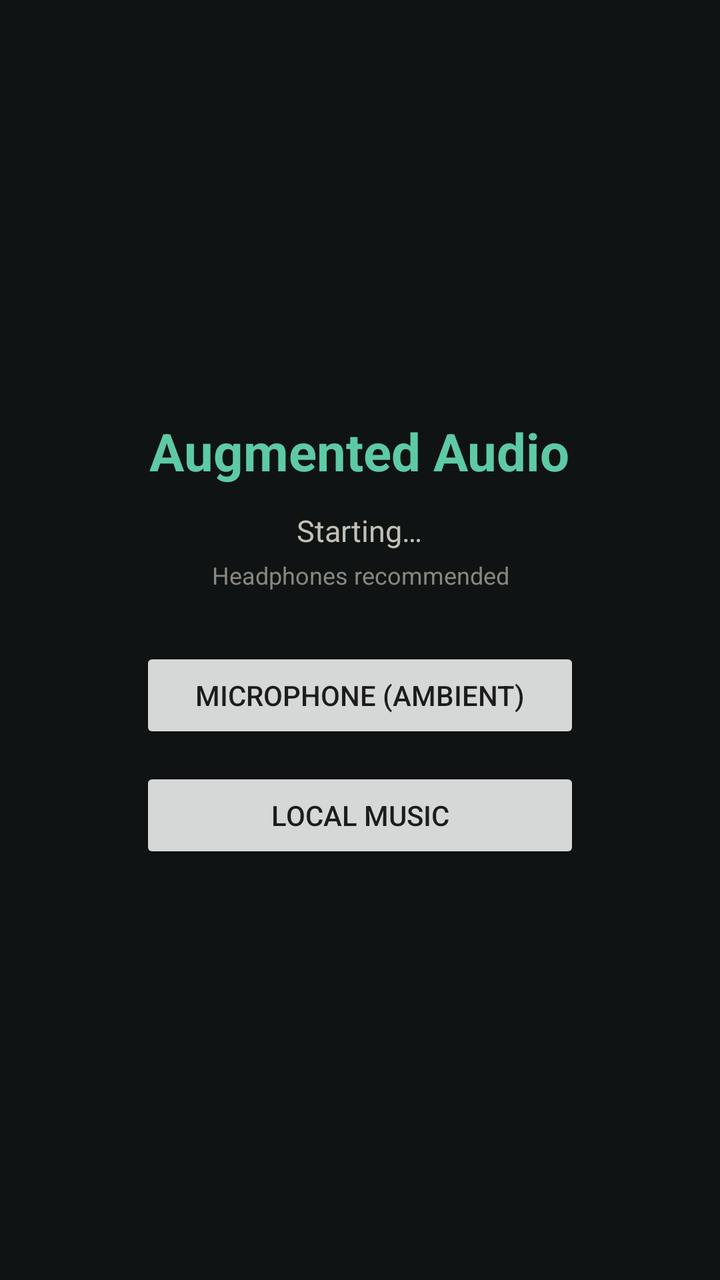
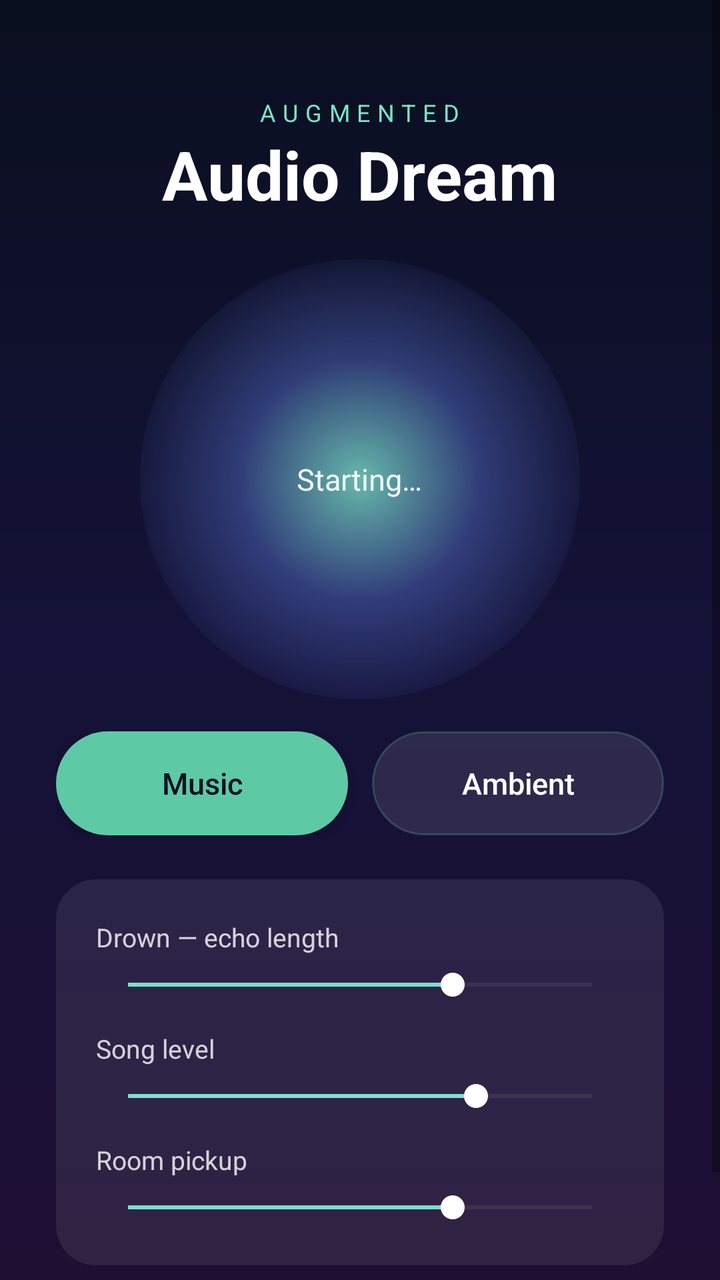

The first picture is an Android layout as it rendered before a commit; the second is the same layout after the commit. The layout source and the unified diff follow.
<!-- AndroidManifest.xml: application theme Theme.AugmentedAudio -->
<!-- res/layout/activity_main.xml -->
<?xml version="1.0" encoding="utf-8"?>
<LinearLayout xmlns:android="http://schemas.android.com/apk/res/android"
    android:layout_width="match_parent"
    android:layout_height="match_parent"
    android:gravity="center"
    android:orientation="vertical"
    android:padding="32dp">

    <TextView
        android:id="@+id/title"
        android:layout_width="wrap_content"
        android:layout_height="wrap_content"
        android:text="@string/app_name"
        android:textColor="#5DCAA5"
        android:textSize="26sp"
        android:textStyle="bold" />

    <TextView
        android:id="@+id/status"
        android:layout_width="wrap_content"
        android:layout_height="wrap_content"
        android:layout_marginTop="12dp"
        android:gravity="center"
        android:text="Starting…"
        android:textColor="#C2C0B6"
        android:textSize="15sp" />

    <TextView
        android:id="@+id/hint"
        android:layout_width="wrap_content"
        android:layout_height="wrap_content"
        android:layout_marginTop="4dp"
        android:gravity="center"
        android:text="@string/hint"
        android:textColor="#888780"
        android:textSize="12sp" />

    <Button
        android:id="@+id/micButton"
        android:layout_width="220dp"
        android:layout_height="wrap_content"
        android:layout_marginTop="28dp"
        android:text="@string/btn_mic" />

    <Button
        android:id="@+id/musicButton"
        android:layout_width="220dp"
        android:layout_height="wrap_content"
        android:layout_marginTop="12dp"
        android:text="@string/btn_music" />
</LinearLayout>
<!-- resources referenced by this layout -->
<resources>
  <string name="app_name">Augmented Audio</string>
  <string name="btn_mic">Microphone (ambient)</string>
  <string name="btn_music">Local music</string>
  <string name="hint">Headphones recommended</string>
  <style name="Theme.AugmentedAudio" parent="Theme.AppCompat.DayNight.NoActionBar">
          <item name="colorPrimary">#5DCAA5</item>
          <item name="colorPrimaryDark">#0F6E56</item>
          <item name="android:windowBackground">#101314</item>
      </style>
</resources>

<!-- the commit's change to res/layout/activity_main.xml (unified diff, before → after) -->
@@ -1,51 +1,113 @@
 <?xml version="1.0" encoding="utf-8"?>
-<LinearLayout xmlns:android="http://schemas.android.com/apk/res/android"
+<ScrollView xmlns:android="http://schemas.android.com/apk/res/android"
     android:layout_width="match_parent"
     android:layout_height="match_parent"
-    android:gravity="center"
-    android:orientation="vertical"
-    android:padding="32dp">
+    android:background="@drawable/bg_gradient"
+    android:fillViewport="true">
 
-    <TextView
-        android:id="@+id/title"
-        android:layout_width="wrap_content"
+    <LinearLayout
+        android:layout_width="match_parent"
         android:layout_height="wrap_content"
-        android:text="@string/app_name"
-        android:textColor="#5DCAA5"
-        android:textSize="26sp"
-        android:textStyle="bold" />
+        android:gravity="center_horizontal"
+        android:orientation="vertical"
+        android:paddingStart="28dp"
+        android:paddingTop="48dp"
+        android:paddingEnd="28dp"
+        android:paddingBottom="32dp">
 
-    <TextView
-        android:id="@+id/status"
-        android:layout_width="wrap_content"
-        android:layout_height="wrap_content"
-        android:layout_marginTop="12dp"
-        android:gravity="center"
-        android:text="Starting…"
-        android:textColor="#C2C0B6"
-        android:textSize="15sp" />
+        <TextView
+            android:layout_width="wrap_content"
+            android:layout_height="wrap_content"
+            android:letterSpacing="0.3"
+            android:text="AUGMENTED"
+            android:textColor="#7BE0C8"
+            android:textSize="12sp" />
 
-    <TextView
-        android:id="@+id/hint"
-        android:layout_width="wrap_content"
-        android:layout_height="wrap_content"
-        android:layout_marginTop="4dp"
-        android:gravity="center"
-        android:text="@string/hint"
-        android:textColor="#888780"
-        android:textSize="12sp" />
+        <TextView
+            android:layout_width="wrap_content"
+            android:layout_height="wrap_content"
+            android:text="Audio Dream"
+            android:textColor="#FFFFFF"
+            android:textSize="34sp"
+            android:textStyle="bold" />
 
-    <Button
-        android:id="@+id/micButton"
-        android:layout_width="220dp"
-        android:layout_height="wrap_content"
-        android:layout_marginTop="28dp"
-        android:text="@string/btn_mic" />
+        <FrameLayout
+            android:layout_width="220dp"
+            android:layout_height="220dp"
+            android:layout_marginTop="20dp">
 
-    <Button
-        android:id="@+id/musicButton"
-        android:layout_width="220dp"
-        android:layout_height="wrap_content"
-        android:layout_marginTop="12dp"
-        android:text="@string/btn_music" />
-</LinearLayout>
+            <View
+                android:id="@+id/orb"
+                android:layout_width="match_parent"
+                android:layout_height="match_parent"
+                android:background="@drawable/orb" />
+
+            <TextView
+                android:id="@+id/status"
+                android:layout_width="wrap_content"
+                android:layout_height="wrap_content"
+                android:layout_gravity="center"
+                android:gravity="center"
+                android:text="Starting…"
+                android:textColor="#E6FFFFFF"
+                android:textSize="15sp" />
+        </FrameLayout>
+
+        <LinearLayout
+            android:layout_width="match_parent"
+            android:layout_height="wrap_content"
+            android:layout_marginTop="16dp"
+            android:orientation="horizontal">
+
+            <Button
+                android:id="@+id/musicButton"
+                android:layout_width="0dp"
+                android:layout_height="52dp"
+                android:layout_marginEnd="6dp"
+                android:layout_weight="1"
+                android:background="@drawable/pill_selected"
+                android:text="@string/btn_music"
+                android:textAllCaps="false"
+                android:textColor="#0A0F1F"
+                android:textSize="15sp" />
+
+            <Button
+                android:id="@+id/micButton"
+                android:layout_width="0dp"
+                android:layout_height="52dp"
+                android:layout_marginStart="6dp"
+                android:layout_weight="1"
+                android:background="@drawable/pill_idle"
+                android:text="@string/btn_mic"
+                android:textAllCaps="false"
+                android:textColor="#FFFFFF"
+                android:textSize="15sp" />
+        </LinearLayout>
+
+        <LinearLayout
+            android:layout_width="match_parent"
+            android:layout_height="wrap_content"
+            android:layout_marginTop="22dp"
+            android:background="@drawable/card"
+            android:orientation="vertical"
+            android:padding="20dp">
+
+            <TextView style="@style/SliderLabel" android:text="Drown — echo length" />
+            <SeekBar android:id="@+id/drownBar" style="@style/DreamSlider" android:progress="70" />
+
+            <TextView style="@style/SliderLabel" android:layout_marginTop="14dp" android:text="Song level" />
+            <SeekBar android:id="@+id/songBar" style="@style/DreamSlider" android:progress="75" />
+
+            <TextView style="@style/SliderLabel" android:layout_marginTop="14dp" android:text="Room pickup" />
+            <SeekBar android:id="@+id/roomBar" style="@style/DreamSlider" android:progress="70" />
+        </LinearLayout>
+
+        <TextView
+            android:layout_width="wrap_content"
+            android:layout_height="wrap_content"
+            android:layout_marginTop="18dp"
+            android:text="@string/hint"
+            android:textColor="#80FFFFFF"
+            android:textSize="12sp" />
+    </LinearLayout>
+</ScrollView>
<!-- resource entries referenced after the edit -->
@@ -1,13 +1,58 @@
 <!-- resources referenced by this layout -->
 <resources>
-  <string name="app_name">Augmented Audio</string>
-  <string name="btn_mic">Microphone (ambient)</string>
-  <string name="btn_music">Local music</string>
-  <string name="hint">Headphones recommended</string>
+  <!-- drawable bg_gradient (drawable) -->
+  <?xml version="1.0" encoding="utf-8"?>
+  <shape xmlns:android="http://schemas.android.com/apk/res/android">
+      <gradient android:angle="270" android:startColor="#0A0F1F" android:centerColor="#141238" android:endColor="#1E0F33" />
+  </shape>
+  <!-- drawable card (drawable) -->
+  <?xml version="1.0" encoding="utf-8"?>
+  <shape xmlns:android="http://schemas.android.com/apk/res/android">
+      <corners android:radius="20dp" />
+      <solid android:color="#14FFFFFF" />
+  </shape>
+  <!-- drawable orb (drawable) -->
+  <?xml version="1.0" encoding="utf-8"?>
+  <shape xmlns:android="http://schemas.android.com/apk/res/android" android:shape="oval">
+      <gradient android:type="radial" android:gradientRadius="120dp" android:startColor="#CC7BE0C8" android:centerColor="#665D7CE0" android:endColor="#00141238" />
+  </shape>
+  <!-- drawable pill_idle (drawable) -->
+  <?xml version="1.0" encoding="utf-8"?>
+  <shape xmlns:android="http://schemas.android.com/apk/res/android">
+      <corners android:radius="28dp" />
+      <solid android:color="#1AFFFFFF" />
+      <stroke android:width="1dp" android:color="#405DCAA5" />
+  </shape>
+  <!-- drawable pill_selected (drawable) -->
+  <?xml version="1.0" encoding="utf-8"?>
+  <shape xmlns:android="http://schemas.android.com/apk/res/android">
+      <corners android:radius="28dp" />
+      <solid android:color="#5DCAA5" />
+  </shape>
+  <string name="btn_mic">Ambient</string>
+  <string name="btn_music">Music</string>
+  <string name="hint">Headphones on · let the room drown in</string>
+  <style name="DreamSlider">
+          <item name="android:layout_width">match_parent</item>
+          <item name="android:layout_height">wrap_content</item>
+          <item name="android:layout_marginTop">6dp</item>
+          <item name="android:max">100</item>
+          <item name="android:progressTint">#7BE0C8</item>
+          <item name="android:thumbTint">#FFFFFF</item>
+          <item name="android:progressBackgroundTint">#40FFFFFF</item>
+      </style>
+  <style name="SliderLabel">
+          <item name="android:layout_width">wrap_content</item>
+          <item name="android:layout_height">wrap_content</item>
+          <item name="android:textColor">#CCFFFFFF</item>
+          <item name="android:textSize">13sp</item>
+      </style>
   <style name="Theme.AugmentedAudio" parent="Theme.AppCompat.DayNight.NoActionBar">
           <item name="colorPrimary">#5DCAA5</item>
           <item name="colorPrimaryDark">#0F6E56</item>
-          <item name="android:windowBackground">#101314</item>
+          <item name="android:windowBackground">#0A0F1F</item>
+          <item name="android:statusBarColor">#0A0F1F</item>
+          <item name="android:navigationBarColor">#1E0F33</item>
       </style>
 </resources>
 
